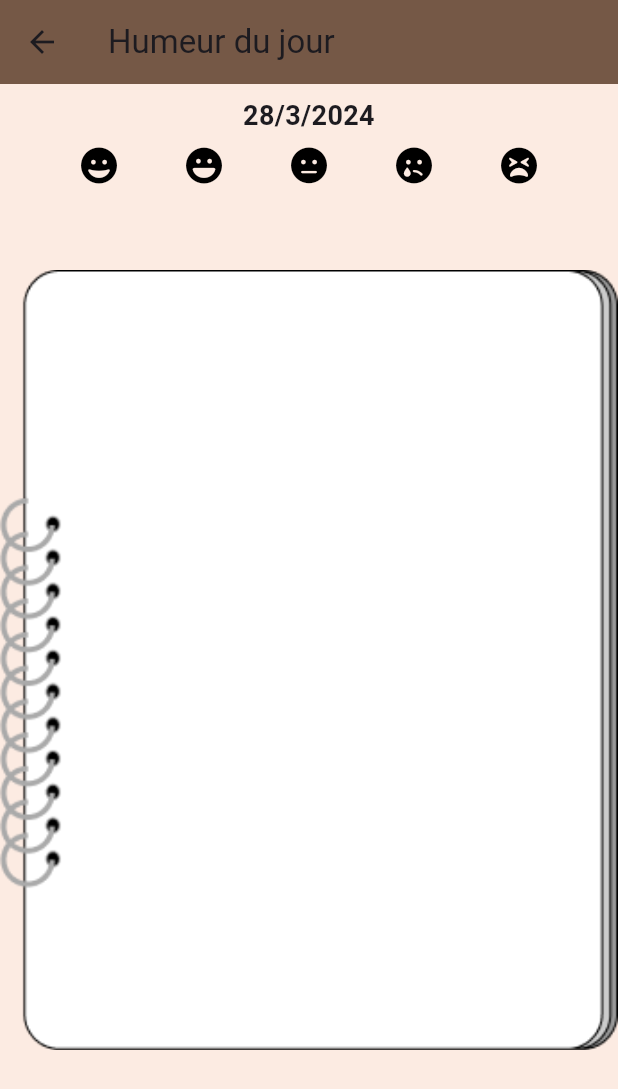
After one commit to EriWay/Fluttering, a Flutter app: the DailyMoodPage screen opened by its route, on a phone screen of 412 x 824 dp. The commit adds this screen. Shown: the top 1089 px of the screen. Run offline on Flutter 3.47's test engine with Material 3 defaults, Android fonts, the phone set to English and light mode, and no system bars; our stand-ins replace flutter_svg, font_awesome_flutter, image_picker, loading_animation_widget, permission_handler, shared_preferences and 2 more; accounts and stored records are empty.

Commit message:
transition moodjournee -> majournee

```diff
--- a/lib/main.dart
+++ b/lib/main.dart
@@ -11,6 +11,7 @@ import 'profil.dart';
 import 'package:flutter/services.dart';
 import 'inscription.dart';
 import 'majournee.dart';
+import 'moodjournee.dart';
 
 void main() {
   WidgetsFlutterBinding.ensureInitialized();
@@ -40,7 +41,8 @@ class MainApp extends StatelessWidget {
         '/jardin' : (BuildContext context)=> Jardin(),
         '/param' : (BuildContext context)=> ParametresPage(),
         '/profile' : (BuildContext context)=> const Profile(),
-        '/majournee' : (BuildContext context)=> NotebookBackgroundPage(),
+        '/majournee' : (BuildContext context)=> NotebookPage(),
+        '/moodjournee' : (BuildContext context)=> DailyMoodPage(),
       },
     );
   }
--- /dev/null
+++ b/lib/moodjournee.dart
@@ -0,0 +1,201 @@
+import 'dart:io';
+import 'package:flutter/material.dart';
+import 'package:image_picker/image_picker.dart';
+import 'package:permission_handler/permission_handler.dart';
+import 'package:font_awesome_flutter/font_awesome_flutter.dart';
+import 'majournee.dart';
+
+class DailyMoodPage extends StatefulWidget {
+  @override
+  DailyMoodPageState createState() => DailyMoodPageState();
+}
+
+class DailyMoodPageState extends State<DailyMoodPage> {
+  XFile? _image;
+  int selectedSmileyIndex = -1;
+
+  @override
+  void initState() {
+    super.initState();
+    requestPermission();
+  }
+
+  Future<void> requestPermission() async {
+    var status = await Permission.photos.status;
+    if (!status.isGranted) {
+      await Permission.photos.request();
+    }
+  }
+
+  Future<void> pickImage() async {
+    final ImagePicker _picker = ImagePicker();
+    final XFile? image = await _picker.pickImage(source: ImageSource.gallery);
+
+    if (image != null) {
+      setState(() {
+        _image = image;
+      });
+    }
+  }
+
+  void selectSmiley(int index) {
+    setState(() {
+      selectedSmileyIndex = index;
+    });
+
+  }
+
+  @override
+  Widget build(BuildContext context) {
+    return Scaffold(
+      appBar: AppBar(
+        title: Text('Humeur du jour'),
+        backgroundColor: Color(0xFF755846),
+      ),
+      body: GestureDetector(
+        onTap: () {
+          Navigator.push(
+            context,
+            MaterialPageRoute(builder: (context) => NotebookPage()),
+          );
+        },
+        child: Container(
+          decoration: BoxDecoration(
+            color: Color(0xFFFCEBE2),
+            image: DecorationImage(
+              image: AssetImage('assets/cahier.png'),
+              fit: BoxFit.contain,
+            ),
+          ),
+          child: Column(
+            crossAxisAlignment: CrossAxisAlignment.stretch,
+            children: [
+              Padding(
+                padding: const EdgeInsets.only(top: 8.0),
+                child: Text(
+                  _getCurrentDate(),
+                  textAlign: TextAlign.center,
+                  style: TextStyle(
+                    fontSize: 18,
+                    fontWeight: FontWeight.bold,
+                  ),
+                ),
+              ),
+              Expanded(
+                child: Stack(
+                  children: [
+                    if (_image != null)
+                      Positioned(
+                        top: MediaQuery.of(context).size.height * 0.7,
+                        left: 0,
+                        right: 0,
+                        child: Padding(
+                          padding: const EdgeInsets.all(20.0),
+                          child: Image.file(File(_image!.path)),
+                        ),
+                      ),
+                    Positioned(
+                      top: MediaQuery.of(context).size.height * 0.010,
+                      left: 0,
+                      right: 0,
+                      child: Padding(
+                        padding: const EdgeInsets.symmetric(horizontal: 8.0),
+                        child: Row(
+                          mainAxisAlignment: MainAxisAlignment.spaceEvenly,
+                          children: List.generate(
+                            5,
+                            (index) {
+                              return SmileyButton(
+                                icon: _getSmileyIcon(index),
+                                isSelected: selectedSmileyIndex == index,
+                                onTap: () => selectSmiley(index),
+                                position: index,
+                              );
+                            },
+                          ),
+                        ),
+                      ),
+                    ),
+                  ],
+                ),
+              ),
+            ],
+          ),
+        ),
+      ),
+    );
+  }
+
+  IconData _getSmileyIcon(int index) {
+    switch (index) {
+      case 0:
+        return FontAwesomeIcons.solidGrin;
+      case 1:
+        return FontAwesomeIcons.solidLaugh;
+      case 2:
+        return FontAwesomeIcons.solidMeh;
+      case 3:
+        return FontAwesomeIcons.solidSadTear;
+      case 4:
+        return FontAwesomeIcons.solidTired;
+      default:
+        return FontAwesomeIcons.solidSmile;
+    }
+  }
+
+  String _getCurrentDate() {
+    DateTime now = DateTime.now();
+    return "${now.day}/${now.month}/${now.year}";
+  }
+}
+
+class SmileyButton extends StatelessWidget {
+  final IconData icon;
+  final bool isSelected;
+  final Function onTap;
+  final int position;
+
+  SmileyButton({
+    required this.icon,
+    required this.isSelected,
+    required this.onTap,
+    required this.position,
+  });
+
+  @override
+  Widget build(BuildContext context) {
+    return GestureDetector(
+      onTap: () => onTap(),
+      child: Icon(
+        icon,
+        size: 24,
+        color: isSelected ? _getSelectedColor(position) : Colors.black,
+      ),
+    );
+  }
+
+  Color _getSelectedColor(int position) {
+    //détermine la couleur de l'icône sélectionnée
+    double hue;
+    switch (position) {
+      case 0:
+        hue = 180.0;
+        break;
+      case 1:
+        hue = 90.0;
+        break;
+      case 2:
+        hue = 60.0;
+        break;
+      case 3:
+        hue = 30.0;
+        break;
+      case 4:
+        hue = 0.0;
+        break;
+      default:
+        hue = 0.0;
+    }
+    return HSLColor.fromAHSL(1.0, hue, 1.0, 0.5).toColor();
+  }
+}
```
Also changed, not shown: lib/majournee.dart (+5 -4 lines), 1 other file.
